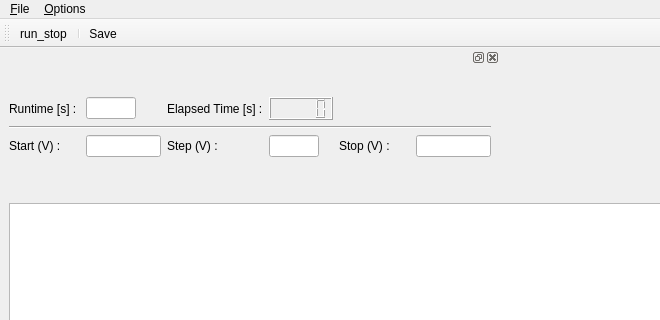
Ulm-IQO/qudi, file gui/laserscanner/ui_laserscannergui.ui: the form before one commit; both pictures show x 0 to 660 and y 0 to 320 of the 1074 by 664 pixel window.
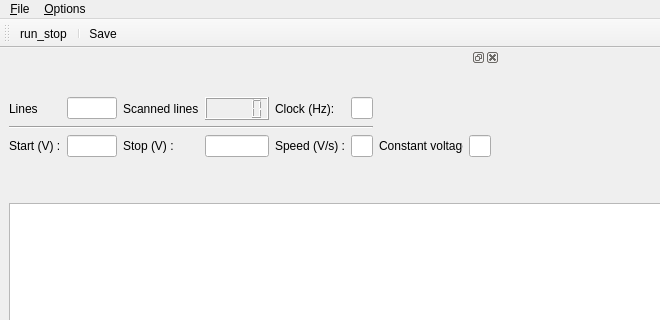
The form after the commit. Icons and pictures are not drawn. Custom widgets are drawn as their Qt base class.

Commit message: fix up laser voltage scanner including gui so it actually works

```diff
--- a/gui/laserscanner/ui_laserscannergui.ui
+++ b/gui/laserscanner/ui_laserscannergui.ui
@@ -209,7 +209,7 @@
   </widget>
   <widget class="QDockWidget" name="odmr_control_DockWidget">
    <property name="sizePolicy">
-    <sizepolicy hsizetype="Preferred" vsizetype="Minimum">
+    <sizepolicy hsizetype="Expanding" vsizetype="Preferred">
      <horstretch>0</horstretch>
      <verstretch>0</verstretch>
     </sizepolicy>
@@ -233,23 +233,73 @@
     <layout class="QGridLayout" name="gridLayout_11">
      <item row="0" column="0">
       <layout class="QGridLayout" name="gridLayout_9">
+       <item row="0" column="5">
+        <widget class="QLineEdit" name="clock_InputWidget"/>
+       </item>
+       <item row="0" column="4">
+        <widget class="QLabel" name="label">
+         <property name="text">
+          <string>Clock (Hz):</string>
+         </property>
+        </widget>
+       </item>
+       <item row="2" column="5">
+        <widget class="QLineEdit" name="speed_InputWidget">
+         <property name="maximumSize">
+          <size>
+           <width>50</width>
+           <height>16777215</height>
+          </size>
+         </property>
+        </widget>
+       </item>
+       <item row="2" column="7">
+        <widget class="QLineEdit" name="const_InputWidget"/>
+       </item>
        <item row="2" column="2">
-        <widget class="QLabel" name="label_4">
+        <widget class="QLabel" name="label_5">
          <property name="text">
-          <string>Step (V) :</string>
+          <string>Stop (V) :</string>
          </property>
         </widget>
        </item>
        <item row="2" column="3">
-        <widget class="QLineEdit" name="step_freq_InputWidget">
+        <widget class="QLineEdit" name="stop_volt_InputWidget">
+         <property name="minimumSize">
+          <size>
+           <width>0</width>
+           <height>0</height>
+          </size>
+         </property>
          <property name="maximumSize">
           <size>
-           <width>50</width>
+           <width>75</width>
            <height>16777215</height>
           </size>
          </property>
         </widget>
        </item>
+       <item row="2" column="4">
+        <widget class="QLabel" name="label_4">
+         <property name="text">
+          <string>Speed (V/s) :</string>
+         </property>
+        </widget>
+       </item>
+       <item row="0" column="2">
+        <widget class="QLabel" name="label_8">
+         <property name="text">
+          <string>Scanned lines</string>
+         </property>
+        </widget>
+       </item>
+       <item row="0" column="0">
+        <widget class="QLabel" name="label_7">
+         <property name="text">
+          <string>Lines</string>
+         </property>
+        </widget>
+       </item>
        <item row="2" column="0">
         <widget class="QLabel" name="label_3">
          <property name="text">
@@ -257,27 +307,14 @@
          </property>
         </widget>
        </item>
-       <item row="2" column="4">
-        <widget class="QLabel" name="label_5">
-         <property name="text">
-          <string>Stop (V) :</string>
-         </property>
-        </widget>
-       </item>
        <item row="2" column="1">
         <widget class="QLineEdit" name="start_freq_InputWidget">
          <property name="minimumSize">
           <size>
-           <width>75</width>
+           <width>50</width>
            <height>0</height>
           </size>
          </property>
-         <property name="maximumSize">
-          <size>
-           <width>75</width>
-           <height>16777215</height>
-          </size>
-         </property>
         </widget>
        </item>
        <item row="1" column="0" colspan="6">
@@ -287,13 +324,6 @@
          </property>
         </widget>
        </item>
-       <item row="0" column="2">
-        <widget class="QLabel" name="label_8">
-         <property name="text">
-          <string>Elapsed Time [s] :</string>
-         </property>
-        </widget>
-       </item>
        <item row="0" column="3">
         <widget class="QLCDNumber" name="elapsed_time_DisplayWidget"/>
        </item>
@@ -310,26 +340,10 @@
          </property>
         </widget>
        </item>
-       <item row="2" column="5">
-        <widget class="QLineEdit" name="stop_freq_InputWidget">
-         <property name="minimumSize">
-          <size>
-           <width>75</width>
-           <height>0</height>
-          </size>
-         </property>
-         <property name="maximumSize">
-          <size>
-           <width>75</width>
-           <height>16777215</height>
-          </size>
-         </property>
-        </widget>
-       </item>
-       <item row="0" column="0">
-        <widget class="QLabel" name="label_7">
+       <item row="2" column="6">
+        <widget class="QLabel" name="label_2">
          <property name="text">
-          <string>Runtime [s] :</string>
+          <string>Constant voltage:</string>
          </property>
         </widget>
        </item>
```
Left out of the diff: 6 changed lines with no effect on the pictures. The commit also changes 4 other files.
